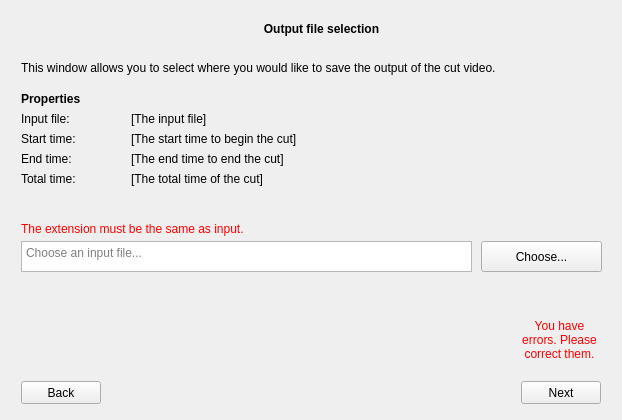
This is ffmpeg-ui/outputchoicewindow.ui in heig-vd-ihm2017/ffmpeg-ui as Qt 5 draws it before an edit. The edited form follows.
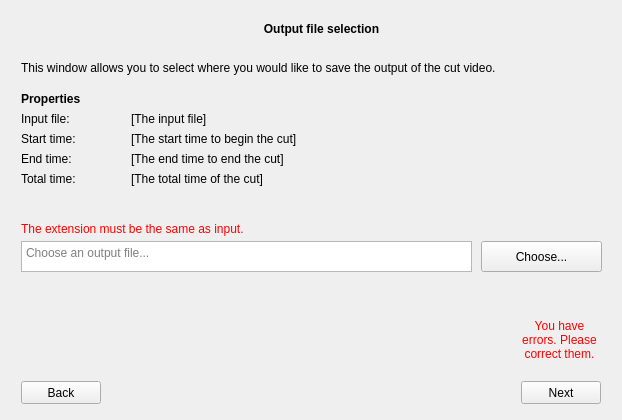
This is the edited form.

```diff
--- a/ffmpeg-ui/outputchoicewindow.ui
+++ b/ffmpeg-ui/outputchoicewindow.ui
@@ -145,7 +145,7 @@
          </rect>
         </property>
         <property name="placeholderText">
-         <string>Choose an input file...</string>
+         <string>Choose an output file...</string>
         </property>
        </widget>
        <widget class="QPushButton" name="outputFileButton">
```
